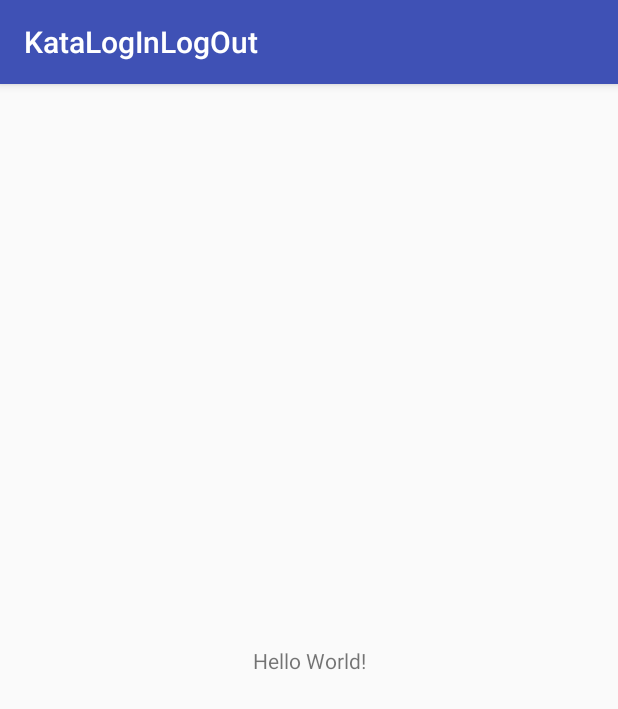
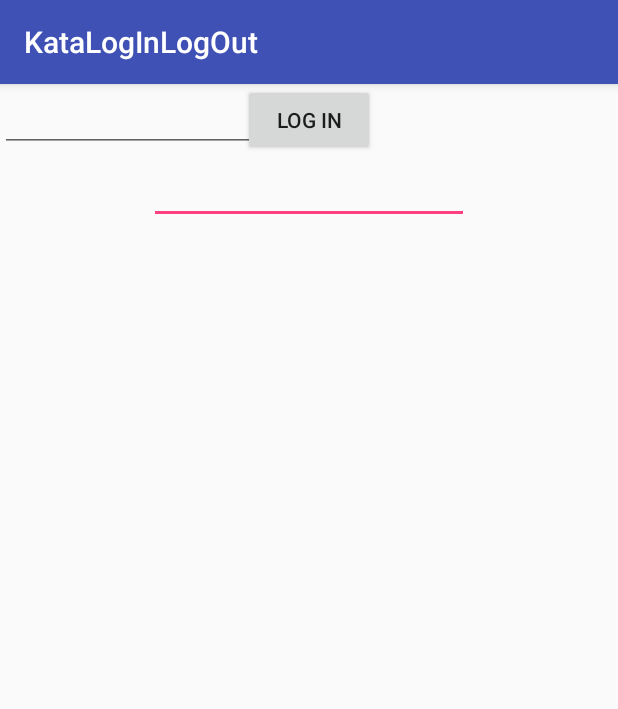
Before and after one commit to adalpari/kataloginlogout, an Android app: the screen it shows after launch (MainActivity), on a phone screen of 412 x 824 dp. Shown: the top 709 px of the screen. Run offline under Robolectric (Android 15) with nearby library versions, the phone set to English and light mode, and no system bars; our stand-ins replace ButterKnife.

```diff
--- a/app/build.gradle
+++ b/app/build.gradle
@@ -25,4 +25,7 @@ dependencies {
     testImplementation 'junit:junit:4.12'
     androidTestImplementation 'com.android.support.test:runner:1.0.2'
     androidTestImplementation 'com.android.support.test.espresso:espresso-core:3.0.2'
+
+    implementation 'com.jakewharton:butterknife:8.8.1'
+    annotationProcessor 'com.jakewharton:butterknife-compiler:8.8.1'
 }
--- a/app/src/main/java/adalpari/github/com/kataloginlogout/MainActivity.java
+++ b/app/src/main/java/adalpari/github/com/kataloginlogout/MainActivity.java
@@ -1,14 +1,41 @@
 package adalpari.github.com.kataloginlogout;
 
+import android.os.Bundle;
 import android.support.v7.app.AppCompatActivity;
-import android.os.Bundle;
+import android.widget.Button;
+import android.widget.EditText;
+import android.widget.Toast;
+
+import butterknife.BindView;
+import butterknife.ButterKnife;
+import butterknife.OnClick;
 
 public class MainActivity extends AppCompatActivity {
+
+    public static final String ADMIN = "admin";
+    @BindView(R.id.name)
+    EditText nameTv;
+
+    @BindView(R.id.password)
+    EditText passwordTv;
+
+    @BindView(R.id.login)
+    Button mLogin;
 
     @Override
     protected void onCreate(Bundle savedInstanceState) {
         super.onCreate(savedInstanceState);
         setContentView(R.layout.activity_main);
+        ButterKnife.bind(this);
+    }
 
+    @OnClick(R.id.login)
+    public void onViewClicked() {
+        if (ADMIN.equals(nameTv.getText())
+                && ADMIN.equals(passwordTv.getText())) {
+            Toast.makeText(this, "SUCCESS", Toast.LENGTH_LONG).show();
+        } else {
+            Toast.makeText(this, "ERROR", Toast.LENGTH_LONG).show();
+        }
     }
 }
--- a/app/src/main/res/layout/activity_main.xml
+++ b/app/src/main/res/layout/activity_main.xml
@@ -7,13 +7,22 @@
     android:layout_height="match_parent"
     tools:context=".MainActivity">
 
-    <TextView
+    <EditText
+        android:id="@+id/name"
         android:layout_width="wrap_content"
         android:layout_height="wrap_content"
-        android:text="Hello World!"
-        app:layout_constraintBottom_toBottomOf="parent"
-        app:layout_constraintLeft_toLeftOf="parent"
-        app:layout_constraintRight_toRightOf="parent"
-        app:layout_constraintTop_toTopOf="parent"/>
-
+        android:layout_marginTop="48dp" android:ems="10" android:inputType="textPersonName"
+        app:layout_constraintEnd_toEndOf="parent" app:layout_constraintStart_toStartOf="parent" app:layout_constraintTop_toTopOf="parent"/>
+    <EditText
+        android:id="@+id/password"
+        android:layout_width="wrap_content"
+        android:layout_height="wrap_content"
+        android:layout_marginTop="24dp"
+        android:ems="10" android:inputType="textPassword" app:layout_constraintTop_toBottomOf="@+id/editText" tools:layout_editor_absoluteX="84dp"/>
+    <Button
+        android:id="@+id/login"
+        android:layout_width="wrap_content"
+        android:layout_height="wrap_content"
+        android:layout_marginTop="48dp" android:text="Log In" app:layout_constraintEnd_toEndOf="parent" app:layout_constraintStart_toStartOf="parent"
+        app:layout_constraintTop_toBottomOf="@+id/editText2"/>
 </android.support.constraint.ConstraintLayout>
```
